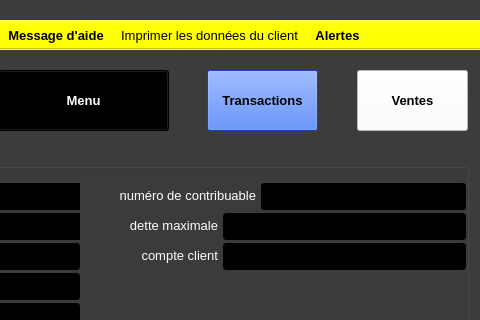
Old version of the form ui/yeroth-erp-clients-detail-window.ui in the repository xnoumbissinoundou/yeroth-erp-3.0; both pictures show x 320 to 800 and y 0 to 320 of the 800 by 600 pixel window.
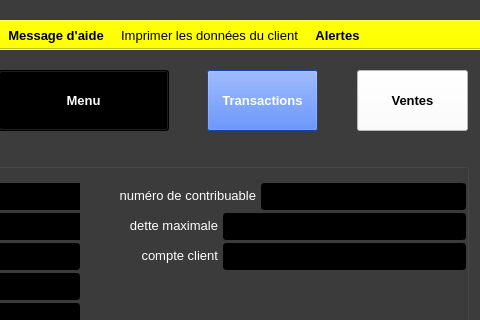
New version of the form. Icons and pictures are not drawn. Custom widgets are drawn as their Qt base class.

Commit message: On branch master 	modified:   bin/yeroth-erp-3-0_english.qm 	modified:   ui/yeroth-erp-clients-detail-window.ui 	modified:   ui/yeroth-erp-creer-compte-client-window.ui 	new file:   yeroth-erp-3-0-templates/EN_template-bilan-comptable.tex 	new file:   yeroth-erp-3-0-templates/FR_template-bilan-comptable.tex 	modified:   yeroth-erp-3-0_english.ts

What changed in the file:
```diff
--- a/ui/yeroth-erp-clients-detail-window.ui
+++ b/ui/yeroth-erp-clients-detail-window.ui
@@ -872,441 +872,6 @@
      <string>Clients</string>
     </property>
    </widget>
-   <widget class="YerothPushButton" name="pushButton_transactions">
-    <property name="geometry">
-     <rect>
-      <x>527</x>
-      <y>20</y>
-      <width>111</width>
-      <height>61</height>
-     </rect>
-    </property>
-    <property name="palette">
-     <palette>
-      <active>
-       <colorrole role="WindowText">
-        <brush brushstyle="SolidPattern">
-         <color alpha="255">
-          <red>0</red>
-          <green>0</green>
-          <blue>0</blue>
-         </color>
-        </brush>
-       </colorrole>
-       <colorrole role="Button">
-        <brush brushstyle="SolidPattern">
-         <color alpha="255">
-          <red>27</red>
-          <green>93</green>
-          <blue>255</blue>
-         </color>
-        </brush>
-       </colorrole>
-       <colorrole role="Light">
-        <brush brushstyle="SolidPattern">
-         <color alpha="255">
-          <red>155</red>
-          <green>184</green>
-          <blue>255</blue>
-         </color>
-        </brush>
-       </colorrole>
-       <colorrole role="Midlight">
-        <brush brushstyle="SolidPattern">
-         <color alpha="255">
-          <red>91</red>
-          <green>138</green>
-          <blue>255</blue>
-         </color>
-        </brush>
-       </colorrole>
-       <colorrole role="Dark">
-        <brush brushstyle="SolidPattern">
-         <color alpha="255">
-          <red>13</red>
-          <green>46</green>
-          <blue>127</blue>
-         </color>
-        </brush>
-       </colorrole>
-       <colorrole role="Mid">
-        <brush brushstyle="SolidPattern">
-         <color alpha="255">
-          <red>18</red>
-          <green>62</green>
-          <blue>170</blue>
-         </color>
-        </brush>
-       </colorrole>
-       <colorrole role="Text">
-        <brush brushstyle="SolidPattern">
-         <color alpha="255">
-          <red>0</red>
-          <green>0</green>
-          <blue>0</blue>
-         </color>
-        </brush>
-       </colorrole>
-       <colorrole role="BrightText">
-        <brush brushstyle="SolidPattern">
-         <color alpha="255">
-          <red>255</red>
-          <green>255</green>
-          <blue>255</blue>
-         </color>
-        </brush>
-       </colorrole>
-       <colorrole role="ButtonText">
-        <brush brushstyle="SolidPattern">
-         <color alpha="255">
-          <red>0</red>
-          <green>0</green>
-          <blue>0</blue>
-         </color>
-        </brush>
-       </colorrole>
-       <colorrole role="Base">
-        <brush brushstyle="SolidPattern">
-         <color alpha="255">
-          <red>255</red>
-          <green>255</green>
-          <blue>255</blue>
-         </color>
-        </brush>
-       </colorrole>
-       <colorrole role="Window">
-        <brush brushstyle="SolidPattern">
-         <color alpha="255">
-          <red>27</red>
-          <green>93</green>
-          <blue>255</blue>
-         </color>
-        </brush>
-       </colorrole>
-       <colorrole role="Shadow">
-        <brush brushstyle="SolidPattern">
-         <color alpha="255">
-          <red>0</red>
-          <green>0</green>
-          <blue>0</blue>
-         </color>
-        </brush>
-       </colorrole>
-       <colorrole role="AlternateBase">
-        <brush brushstyle="SolidPattern">
-         <color alpha="255">
-          <red>141</red>
-          <green>174</green>
-          <blue>255</blue>
-         </color>
-        </brush>
-       </colorrole>
-       <colorrole role="ToolTipBase">
-        <brush brushstyle="SolidPattern">
-         <color alpha="255">
-          <red>255</red>
-          <green>255</green>
-          <blue>220</blue>
-         </color>
-        </brush>
-       </colorrole>
-       <colorrole role="ToolTipText">
-        <brush brushstyle="SolidPattern">
-         <color alpha="255">
-          <red>0</red>
-          <green>0</green>
-          <blue>0</blue>
-         </color>
-        </brush>
-       </colorrole>
-      </active>
-      <inactive>
-       <colorrole role="WindowText">
-        <brush brushstyle="SolidPattern">
-         <color alpha="255">
-          <red>0</red>
-          <green>0</green>
-          <blue>0</blue>
-         </color>
-        </brush>
-       </colorrole>
-       <colorrole role="Button">
-        <brush brushstyle="SolidPattern">
-         <color alpha="255">
-          <red>27</red>
-          <green>93</green>
-          <blue>255</blue>
-         </color>
-        </brush>
-       </colorrole>
-       <colorrole role="Light">
-        <brush brushstyle="SolidPattern">
-         <color alpha="255">
-          <red>155</red>
-          <green>184</green>
-          <blue>255</blue>
-         </color>
-        </brush>
-       </colorrole>
-       <colorrole role="Midlight">
-        <brush brushstyle="SolidPattern">
-         <color alpha="255">
-          <red>91</red>
-          <green>138</green>
-          <blue>255</blue>
-         </color>
-        </brush>
-       </colorrole>
-       <colorrole role="Dark">
-        <brush brushstyle="SolidPattern">
-         <color alpha="255">
-          <red>13</red>
-          <green>46</green>
-          <blue>127</blue>
-         </color>
-        </brush>
-       </colorrole>
-       <colorrole role="Mid">
-        <brush brushstyle="SolidPattern">
-         <color alpha="255">
-          <red>18</red>
-          <green>62</green>
-          <blue>170</blue>
-         </color>
-        </brush>
-       </colorrole>
-       <colorrole role="Text">
-        <brush brushstyle="SolidPattern">
-         <color alpha="255">
-          <red>0</red>
-          <green>0</green>
-          <blue>0</blue>
-         </color>
-        </brush>
-       </colorrole>
-       <colorrole role="BrightText">
-        <brush brushstyle="SolidPattern">
-         <color alpha="255">
-          <red>255</red>
-          <green>255</green>
-          <blue>255</blue>
-         </color>
-        </brush>
-       </colorrole>
-       <colorrole role="ButtonText">
-        <brush brushstyle="SolidPattern">
-         <color alpha="255">
-          <red>0</red>
-          <green>0</green>
-          <blue>0</blue>
-         </color>
-        </brush>
-       </colorrole>
-       <colorrole role="Base">
-        <brush brushstyle="SolidPattern">
-         <color alpha="255">
-          <red>255</red>
-          <green>255</green>
-          <blue>255</blue>
-         </color>
-        </brush>
-       </colorrole>
-       <colorrole role="Window">
-        <brush brushstyle="SolidPattern">
-         <color alpha="255">
-          <red>27</red>
-          <green>93</green>
-          <blue>255</blue>
-         </color>
-        </brush>
-       </colorrole>
-       <colorrole role="Shadow">
-        <brush brushstyle="SolidPattern">
-         <color alpha="255">
-          <red>0</red>
-          <green>0</green>
-          <blue>0</blue>
-         </color>
-        </brush>
-       </colorrole>
-       <colorrole role="AlternateBase">
-        <brush brushstyle="SolidPattern">
-         <color alpha="255">
-          <red>141</red>
-          <green>174</green>
-          <blue>255</blue>
-         </color>
-        </brush>
-       </colorrole>
-       <colorrole role="ToolTipBase">
-        <brush brushstyle="SolidPattern">
-         <color alpha="255">
-          <red>255</red>
-          <green>255</green>
-          <blue>220</blue>
-         </color>
-        </brush>
-       </colorrole>
-       <colorrole role="ToolTipText">
-        <brush brushstyle="SolidPattern">
-         <color alpha="255">
-          <red>0</red>
-          <green>0</green>
-          <blue>0</blue>
-         </color>
-        </brush>
-       </colorrole>
-      </inactive>
-      <disabled>
-       <colorrole role="WindowText">
-        <brush brushstyle="SolidPattern">
-         <color alpha="255">
-          <red>13</red>
-          <green>46</green>
-          <blue>127</blue>
-         </color>
-        </brush>
-       </colorrole>
-       <colorrole role="Button">
-        <brush brushstyle="SolidPattern">
-         <color alpha="255">
-          <red>27</red>
-          <green>93</green>
-          <blue>255</blue>
-         </color>
-        </brush>
-       </colorrole>
-       <colorrole role="Light">
-        <brush brushstyle="SolidPattern">
-         <color alpha="255">
-          <red>155</red>
-          <green>184</green>
-          <blue>255</blue>
-         </color>
-        </brush>
-       </colorrole>
-       <colorrole role="Midlight">
-        <brush brushstyle="SolidPattern">
-         <color alpha="255">
-          <red>91</red>
-          <green>138</green>
-          <blue>255</blue>
-         </color>
-        </brush>
-       </colorrole>
-       <colorrole role="Dark">
-        <brush brushstyle="SolidPattern">
-         <color alpha="255">
-          <red>13</red>
-          <green>46</green>
-          <blue>127</blue>
-         </color>
-        </brush>
-       </colorrole>
-       <colorrole role="Mid">
-        <brush brushstyle="SolidPattern">
-         <color alpha="255">
-          <red>18</red>
-          <green>62</green>
-          <blue>170</blue>
-         </color>
-        </brush>
-       </colorrole>
-       <colorrole role="Text">
-        <brush brushstyle="SolidPattern">
-         <color alpha="255">
-          <red>13</red>
-          <green>46</green>
-          <blue>127</blue>
-         </color>
-        </brush>
-       </colorrole>
-       <colorrole role="BrightText">
-        <brush brushstyle="SolidPattern">
-         <color alpha="255">
-          <red>255</red>
-          <green>255</green>
-          <blue>255</blue>
-         </color>
-        </brush>
-       </colorrole>
-       <colorrole role="ButtonText">
-        <brush brushstyle="SolidPattern">
-         <color alpha="255">
-          <red>13</red>
-          <green>46</green>
-          <blue>127</blue>
-         </color>
-        </brush>
-       </colorrole>
-       <colorrole role="Base">
-        <brush brushstyle="SolidPattern">
-         <color alpha="255">
-          <red>27</red>
-          <green>93</green>
-          <blue>255</blue>
-         </color>
-        </brush>
-       </colorrole>
-       <colorrole role="Window">
-        <brush brushstyle="SolidPattern">
-         <color alpha="255">
-          <red>27</red>
-          <green>93</green>
-          <blue>255</blue>
-         </color>
-        </brush>
-       </colorrole>
-       <colorrole role="Shadow">
-        <brush brushstyle="SolidPattern">
-         <color alpha="255">
-          <red>0</red>
-          <green>0</green>
-          <blue>0</blue>
-         </color>
-        </brush>
-       </colorrole>
-       <colorrole role="AlternateBase">
-        <brush brushstyle="SolidPattern">
-         <color alpha="255">
-          <red>27</red>
-          <green>93</green>
-          <blue>255</blue>
-         </color>
-        </brush>
-       </colorrole>
-       <colorrole role="ToolTipBase">
-        <brush brushstyle="SolidPattern">
-         <color alpha="255">
-          <red>255</red>
-          <green>255</green>
-          <blue>220</blue>
-         </color>
-        </brush>
-       </colorrole>
-       <colorrole role="ToolTipText">
-        <brush brushstyle="SolidPattern">
-         <color alpha="255">
-          <red>0</red>
-          <green>0</green>
-          <blue>0</blue>
-         </color>
-        </brush>
-       </colorrole>
-      </disabled>
-     </palette>
-    </property>
-    <property name="font">
-     <font>
-      <weight>75</weight>
-      <bold>true</bold>
-      <underline>false</underline>
-     </font>
-    </property>
-    <property name="text">
-     <string>Transactions</string>
-    </property>
-   </widget>
    <widget class="YerothPushButton" name="pushButton_paiements">
     <property name="geometry">
      <rect>
@@ -10355,6 +9920,451 @@
      </property>
     </widget>
    </widget>
+   <widget class="YerothPushButton" name="pushButton_transactions">
+    <property name="enabled">
+     <bool>true</bool>
+    </property>
+    <property name="geometry">
+     <rect>
+      <x>527</x>
+      <y>20</y>
+      <width>111</width>
+      <height>61</height>
+     </rect>
+    </property>
+    <property name="palette">
+     <palette>
+      <active>
+       <colorrole role="WindowText">
+        <brush brushstyle="SolidPattern">
+         <color alpha="255">
+          <red>255</red>
+          <green>255</green>
+          <blue>255</blue>
+         </color>
+        </brush>
+       </colorrole>
+       <colorrole role="Button">
+        <brush brushstyle="SolidPattern">
+         <color alpha="255">
+          <red>27</red>
+          <green>93</green>
+          <blue>255</blue>
+         </color>
+        </brush>
+       </colorrole>
+       <colorrole role="Light">
+        <brush brushstyle="SolidPattern">
+         <color alpha="255">
+          <red>155</red>
+          <green>184</green>
+          <blue>255</blue>
+         </color>
+        </brush>
+       </colorrole>
+       <colorrole role="Midlight">
+        <brush brushstyle="SolidPattern">
+         <color alpha="255">
+          <red>91</red>
+          <green>138</green>
+          <blue>255</blue>
+         </color>
+        </brush>
+       </colorrole>
+       <colorrole role="Dark">
+        <brush brushstyle="SolidPattern">
+         <color alpha="255">
+          <red>13</red>
+          <green>46</green>
+          <blue>127</blue>
+         </color>
+        </brush>
+       </colorrole>
+       <colorrole role="Mid">
+        <brush brushstyle="SolidPattern">
+         <color alpha="255">
+          <red>18</red>
+          <green>62</green>
+          <blue>170</blue>
+         </color>
+        </brush>
+       </colorrole>
+       <colorrole role="Text">
+        <brush brushstyle="SolidPattern">
+         <color alpha="255">
+          <red>255</red>
+          <green>255</green>
+          <blue>255</blue>
+         </color>
+        </brush>
+       </colorrole>
+       <colorrole role="BrightText">
+        <brush brushstyle="SolidPattern">
+         <color alpha="255">
+          <red>255</red>
+          <green>255</green>
+          <blue>255</blue>
+         </color>
+        </brush>
+       </colorrole>
+       <colorrole role="ButtonText">
+        <brush brushstyle="SolidPattern">
+         <color alpha="255">
+          <red>255</red>
+          <green>255</green>
+          <blue>255</blue>
+         </color>
+        </brush>
+       </colorrole>
+       <colorrole role="Base">
+        <brush brushstyle="SolidPattern">
+         <color alpha="255">
+          <red>255</red>
+          <green>255</green>
+          <blue>255</blue>
+         </color>
+        </brush>
+       </colorrole>
+       <colorrole role="Window">
+        <brush brushstyle="SolidPattern">
+         <color alpha="255">
+          <red>27</red>
+          <green>93</green>
+          <blue>255</blue>
+         </color>
+        </brush>
+       </colorrole>
+       <colorrole role="Shadow">
+        <brush brushstyle="SolidPattern">
+         <color alpha="255">
+          <red>0</red>
+          <green>0</green>
+          <blue>0</blue>
+         </color>
+        </brush>
+       </colorrole>
+       <colorrole role="AlternateBase">
+        <brush brushstyle="SolidPattern">
+         <color alpha="255">
+          <red>141</red>
+          <green>174</green>
+          <blue>255</blue>
+         </color>
+        </brush>
+       </colorrole>
+       <colorrole role="ToolTipBase">
+        <brush brushstyle="SolidPattern">
+         <color alpha="255">
+          <red>255</red>
+          <green>255</green>
+          <blue>220</blue>
+         </color>
+        </brush>
+       </colorrole>
+       <colorrole role="ToolTipText">
+        <brush brushstyle="SolidPattern">
+         <color alpha="255">
+          <red>255</red>
+          <green>255</green>
+          <blue>255</blue>
+         </color>
+        </brush>
+       </colorrole>
+      </active>
+      <inactive>
+       <colorrole role="WindowText">
+        <brush brushstyle="SolidPattern">
+         <color alpha="255">
+          <red>255</red>
+          <green>255</green>
+          <blue>255</blue>
+         </color>
+        </brush>
+       </colorrole>
+       <colorrole role="Button">
+        <brush brushstyle="SolidPattern">
+         <color alpha="255">
+          <red>27</red>
+          <green>93</green>
+          <blue>255</blue>
+         </color>
+        </brush>
+       </colorrole>
+       <colorrole role="Light">
+        <brush brushstyle="SolidPattern">
+         <color alpha="255">
+          <red>155</red>
+          <green>184</green>
+          <blue>255</blue>
+         </color>
+        </brush>
+       </colorrole>
+       <colorrole role="Midlight">
+        <brush brushstyle="SolidPattern">
+         <color alpha="255">
+          <red>91</red>
+          <green>138</green>
+          <blue>255</blue>
+         </color>
+        </brush>
+       </colorrole>
+       <colorrole role="Dark">
+        <brush brushstyle="SolidPattern">
+         <color alpha="255">
+          <red>13</red>
+          <green>46</green>
+          <blue>127</blue>
+         </color>
+        </brush>
+       </colorrole>
+       <colorrole role="Mid">
+        <brush brushstyle="SolidPattern">
+         <color alpha="255">
+          <red>18</red>
+          <green>62</green>
+          <blue>170</blue>
+         </color>
+        </brush>
+       </colorrole>
+       <colorrole role="Text">
+        <brush brushstyle="SolidPattern">
+         <color alpha="255">
+          <red>255</red>
+          <green>255</green>
+          <blue>255</blue>
+         </color>
+        </brush>
+       </colorrole>
+       <colorrole role="BrightText">
+        <brush brushstyle="SolidPattern">
+         <color alpha="255">
+          <red>255</red>
+          <green>255</green>
+          <blue>255</blue>
+         </color>
+        </brush>
+       </colorrole>
+       <colorrole role="ButtonText">
+        <brush brushstyle="SolidPattern">
+         <color alpha="255">
+          <red>255</red>
+          <green>255</green>
+          <blue>255</blue>
+         </color>
+        </brush>
+       </colorrole>
+       <colorrole role="Base">
+        <brush brushstyle="SolidPattern">
+         <color alpha="255">
+          <red>255</red>
+          <green>255</green>
+          <blue>255</blue>
+         </color>
+        </brush>
+       </colorrole>
+       <colorrole role="Window">
+        <brush brushstyle="SolidPattern">
+         <color alpha="255">
+          <red>27</red>
+          <green>93</green>
+          <blue>255</blue>
+         </color>
+        </brush>
+       </colorrole>
+       <colorrole role="Shadow">
+        <brush brushstyle="SolidPattern">
+         <color alpha="255">
+          <red>0</red>
+          <green>0</green>
+          <blue>0</blue>
+         </color>
+        </brush>
+       </colorrole>
+       <colorrole role="AlternateBase">
+        <brush brushstyle="SolidPattern">
+         <color alpha="255">
+          <red>141</red>
+          <green>174</green>
+          <blue>255</blue>
+         </color>
+        </brush>
+       </colorrole>
+       <colorrole role="ToolTipBase">
+        <brush brushstyle="SolidPattern">
+         <color alpha="255">
+          <red>255</red>
+          <green>255</green>
+          <blue>220</blue>
+         </color>
+        </brush>
+       </colorrole>
+       <colorrole role="ToolTipText">
+        <brush brushstyle="SolidPattern">
+         <color alpha="255">
+          <red>255</red>
+          <green>255</green>
+          <blue>255</blue>
+         </color>
+        </brush>
+       </colorrole>
+      </inactive>
+      <disabled>
+       <colorrole role="WindowText">
+        <brush brushstyle="SolidPattern">
+         <color alpha="255">
+          <red>1</red>
+          <green>80</green>
+          <blue>35</blue>
+         </color>
+        </brush>
+       </colorrole>
+       <colorrole role="Button">
+        <brush brushstyle="SolidPattern">
+         <color alpha="255">
+          <red>27</red>
+          <green>93</green>
+          <blue>255</blue>
+         </color>
+        </brush>
+       </colorrole>
+       <colorrole role="Light">
+        <brush brushstyle="SolidPattern">
+         <color alpha="255">
+          <red>155</red>
+          <green>184</green>
+          <blue>255</blue>
+         </color>
+        </brush>
+       </colorrole>
+       <colorrole role="Midlight">
+        <brush brushstyle="SolidPattern">
+         <color alpha="255">
+          <red>91</red>
+          <green>138</green>
+          <blue>255</blue>
+         </color>
+        </brush>
+       </colorrole>
+       <colorrole role="Dark">
+        <brush brushstyle="SolidPattern">
+         <color alpha="255">
+          <red>13</red>
+          <green>46</green>
+          <blue>127</blue>
+         </color>
+        </brush>
+       </colorrole>
+       <colorrole role="Mid">
+        <brush brushstyle="SolidPattern">
+         <color alpha="255">
+          <red>18</red>
+          <green>62</green>
+          <blue>170</blue>
+         </color>
+        </brush>
+       </colorrole>
+       <colorrole role="Text">
+        <brush brushstyle="SolidPattern">
+         <color alpha="255">
+          <red>1</red>
+          <green>80</green>
+          <blue>35</blue>
+         </color>
+        </brush>
+       </colorrole>
+       <colorrole role="BrightText">
+        <brush brushstyle="SolidPattern">
+         <color alpha="255">
+          <red>255</red>
+          <green>255</green>
+          <blue>255</blue>
+         </color>
+        </brush>
+       </colorrole>
+       <colorrole role="ButtonText">
+        <brush brushstyle="SolidPattern">
+         <color alpha="255">
+          <red>1</red>
+          <green>80</green>
+          <blue>35</blue>
+         </color>
+        </brush>
+       </colorrole>
+       <colorrole role="Base">
+        <brush brushstyle="SolidPattern">
+         <color alpha="255">
+          <red>27</red>
+          <green>93</green>
+          <blue>255</blue>
+         </color>
+        </brush>
+       </colorrole>
+       <colorrole role="Window">
+        <brush brushstyle="SolidPattern">
+         <color alpha="255">
+          <red>27</red>
+          <green>93</green>
+          <blue>255</blue>
+         </color>
+        </brush>
+       </colorrole>
+       <colorrole role="Shadow">
+        <brush brushstyle="SolidPattern">
+         <color alpha="255">
+          <red>0</red>
+          <green>0</green>
+          <blue>0</blue>
+         </color>
+        </brush>
+       </colorrole>
+       <colorrole role="AlternateBase">
+        <brush brushstyle="SolidPattern">
+         <color alpha="255">
+          <red>27</red>
+          <green>93</green>
+          <blue>255</blue>
+         </color>
+        </brush>
+       </colorrole>
+       <colorrole role="ToolTipBase">
+        <brush brushstyle="SolidPattern">
+         <color alpha="255">
+          <red>255</red>
+          <green>255</green>
+          <blue>220</blue>
+         </color>
+        </brush>
+       </colorrole>
+       <colorrole role="ToolTipText">
+        <brush brushstyle="SolidPattern">
+         <color alpha="255">
+          <red>255</red>
+          <green>255</green>
+          <blue>255</blue>
+         </color>
+        </brush>
+       </colorrole>
+      </disabled>
+     </palette>
+    </property>
+    <property name="font">
+     <font>
+      <weight>75</weight>
+      <bold>true</bold>
+      <underline>false</underline>
+      <strikeout>false</strikeout>
+     </font>
+    </property>
+    <property name="text">
+     <string>Transactions</string>
+    </property>
+    <property name="autoDefault">
+     <bool>false</bool>
+    </property>
+    <property name="flat">
+     <bool>false</bool>
+    </property>
+   </widget>
   </widget>
   <widget class="QMenuBar" name="menubar_detailWindow">
    <property name="geometry">
```
Left out of the diff: 1 changed line with no effect on the pictures. The commit also changes 5 other files.
